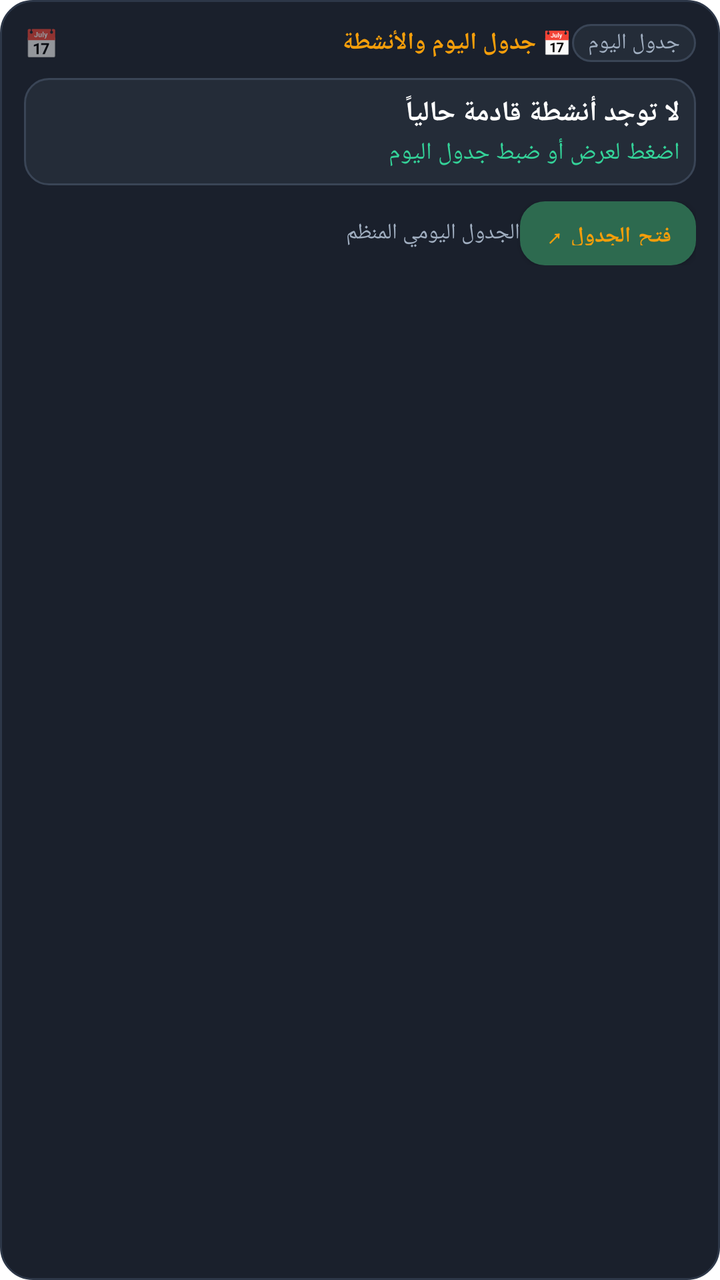
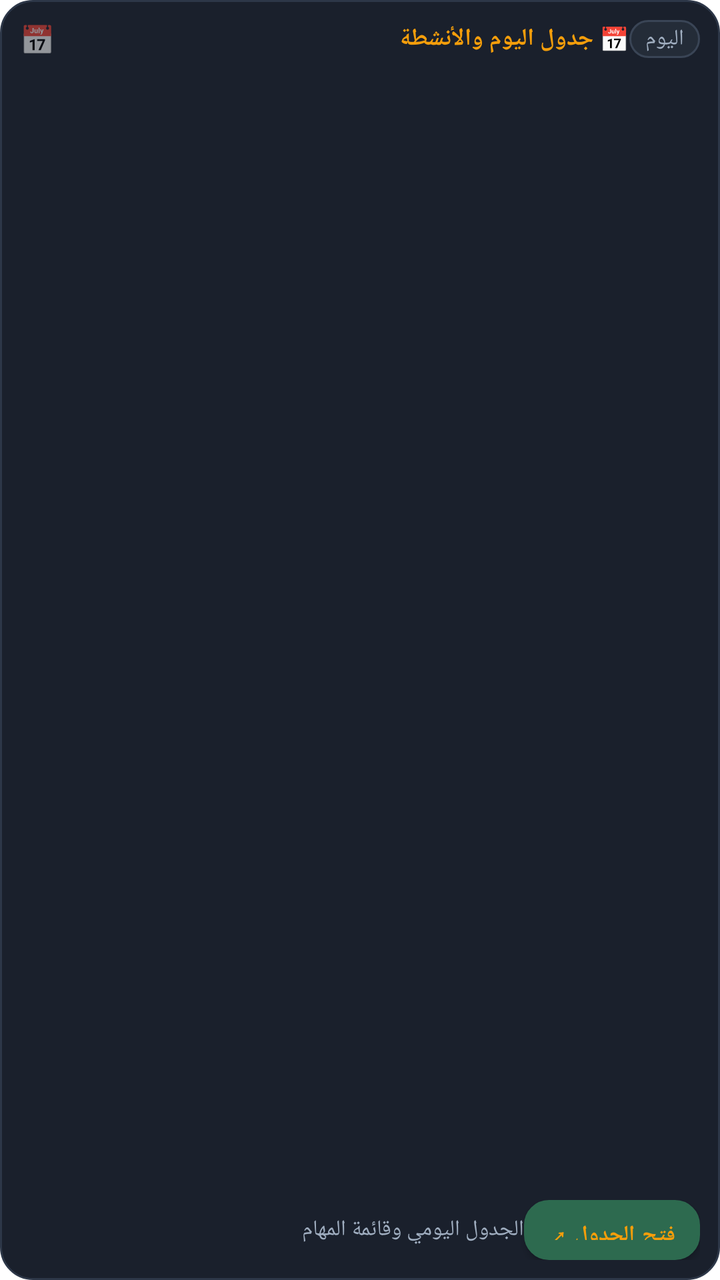

Before-and-after screenshots of an Android layout around one commit, followed by the original layout XML and the change that was made.
<!-- AndroidManifest.xml: application theme Theme.Zatoona -->
<!-- res/layout/widget_schedule.xml -->
<?xml version="1.0" encoding="utf-8"?>
<LinearLayout xmlns:android="http://schemas.android.com/apk/res/android"
    android:id="@+id/widget_schedule_root"
    android:layout_width="match_parent"
    android:layout_height="wrap_content"
    android:orientation="vertical"
    android:background="@drawable/bg_widget_card"
    android:padding="12dp">

    
    <LinearLayout
        android:layout_width="match_parent"
        android:layout_height="wrap_content"
        android:orientation="horizontal"
        android:gravity="center_vertical">

        <TextView
            android:layout_width="wrap_content"
            android:layout_height="wrap_content"
            android:text="📅"
            android:textSize="14sp" />

        <TextView
            android:id="@+id/widget_schedule_header_title"
            android:layout_width="0dp"
            android:layout_height="wrap_content"
            android:layout_weight="1"
            android:layout_marginStart="6dp"
            android:text="@string/widget_schedule_header"
            android:textColor="#F59E0B"
            android:textSize="12sp"
            android:textStyle="bold" />

        <TextView
            android:id="@+id/widget_schedule_day_badge"
            android:layout_width="wrap_content"
            android:layout_height="wrap_content"
            android:background="@drawable/bg_widget_button"
            android:paddingHorizontal="8dp"
            android:paddingVertical="2dp"
            android:text="جدول اليوم"
            android:textColor="#A0AEC0"
            android:textSize="11sp" />
    </LinearLayout>

    
    <LinearLayout
        android:layout_width="match_parent"
        android:layout_height="wrap_content"
        android:orientation="vertical"
        android:background="@drawable/bg_widget_button"
        android:padding="8dp"
        android:layout_marginTop="8dp">

        <TextView
            android:id="@+id/widget_schedule_current_title"
            android:layout_width="match_parent"
            android:layout_height="wrap_content"
            android:text="لا توجد أنشطة قادمة حالياً"
            android:textColor="#FFFFFF"
            android:textSize="14sp"
            android:textStyle="bold" />

        <TextView
            android:id="@+id/widget_schedule_current_time"
            android:layout_width="match_parent"
            android:layout_height="wrap_content"
            android:layout_marginTop="2dp"
            android:text="اضغط لعرض أو ضبط جدول اليوم"
            android:textColor="#34D399"
            android:textSize="12sp" />
    </LinearLayout>

    
    <LinearLayout
        android:layout_width="match_parent"
        android:layout_height="wrap_content"
        android:orientation="horizontal"
        android:gravity="center_vertical"
        android:layout_marginTop="8dp">

        <TextView
            android:id="@+id/widget_schedule_summary_text"
            android:layout_width="0dp"
            android:layout_height="wrap_content"
            android:layout_weight="1"
            android:text="الجدول اليومي المنظم"
            android:textColor="#A0AEC0"
            android:textSize="11sp" />

        <Button
            android:id="@+id/widget_schedule_btn_open"
            android:layout_width="wrap_content"
            android:layout_height="32dp"
            android:background="@drawable/bg_widget_button"
            android:text="@string/widget_schedule_open"
            android:textColor="#F59E0B"
            android:textSize="11sp"
            android:textStyle="bold"
            android:paddingHorizontal="10dp" />
    </LinearLayout>

</LinearLayout>
<!-- resources referenced by this layout -->
<resources>
  <!-- drawable bg_widget_button (drawable) -->
  <?xml version="1.0" encoding="utf-8"?>
  <shape xmlns:android="http://schemas.android.com/apk/res/android"
      android:shape="rectangle">
      <solid android:color="#242C38" />
      <corners android:radius="12dp" />
      <stroke
          android:width="1dp"
          android:color="#3A4556" />
  </shape>
  <!-- drawable bg_widget_card (drawable) -->
  <?xml version="1.0" encoding="utf-8"?>
  <shape xmlns:android="http://schemas.android.com/apk/res/android"
      android:shape="rectangle">
      <solid android:color="#1A202C" />
      <corners android:radius="16dp" />
      <stroke
          android:width="1dp"
          android:color="#2D3748" />
  </shape>
  <string name="widget_schedule_header">📅 جدول اليوم والأنشطة</string>
  <string name="widget_schedule_open">فتح الجدول ↗</string>
  <style name="Theme.Zatoona" parent="Theme.MaterialComponents.DayNight">
          <item name="colorPrimary">#2D6A4F</item>
          <item name="android:statusBarColor">#FAF9F6</item>
          <item name="android:windowLightStatusBar">true</item>
      </style>
</resources>

<!-- the commit's change to res/layout/widget_schedule.xml (unified diff, before → after) -->
@@ -2,17 +2,18 @@
 <LinearLayout xmlns:android="http://schemas.android.com/apk/res/android"
     android:id="@+id/widget_schedule_root"
     android:layout_width="match_parent"
-    android:layout_height="wrap_content"
+    android:layout_height="match_parent"
     android:orientation="vertical"
     android:background="@drawable/bg_widget_card"
-    android:padding="12dp">
+    android:padding="10dp">
 
     
     <LinearLayout
         android:layout_width="match_parent"
         android:layout_height="wrap_content"
         android:orientation="horizontal"
-        android:gravity="center_vertical">
+        android:gravity="center_vertical"
+        android:paddingBottom="6dp">
 
         <TextView
             android:layout_width="wrap_content"
@@ -38,38 +39,36 @@
             android:background="@drawable/bg_widget_button"
             android:paddingHorizontal="8dp"
             android:paddingVertical="2dp"
-            android:text="جدول اليوم"
+            android:text="اليوم"
             android:textColor="#A0AEC0"
             android:textSize="11sp" />
     </LinearLayout>
 
     
-    <LinearLayout
+    <FrameLayout
         android:layout_width="match_parent"
-        android:layout_height="wrap_content"
-        android:orientation="vertical"
-        android:background="@drawable/bg_widget_button"
-        android:padding="8dp"
-        android:layout_marginTop="8dp">
+        android:layout_height="0dp"
+        android:layout_weight="1"
+        android:layout_marginVertical="4dp">
+
+        <ListView
+            android:id="@+id/widget_schedule_list"
+            android:layout_width="match_parent"
+            android:layout_height="match_parent"
+            android:divider="@android:color/transparent"
+            android:dividerHeight="4dp"
+            android:scrollbars="vertical" />
 
         <TextView
-            android:id="@+id/widget_schedule_current_title"
+            android:id="@+id/widget_schedule_empty_view"
             android:layout_width="match_parent"
-            android:layout_height="wrap_content"
-            android:text="لا توجد أنشطة قادمة حالياً"
-            android:textColor="#FFFFFF"
-            android:textSize="14sp"
-            android:textStyle="bold" />
-
-        <TextView
-            android:id="@+id/widget_schedule_current_time"
-            android:layout_width="match_parent"
-            android:layout_height="wrap_content"
-            android:layout_marginTop="2dp"
-            android:text="اضغط لعرض أو ضبط جدول اليوم"
-            android:textColor="#34D399"
-            android:textSize="12sp" />
-    </LinearLayout>
+            android:layout_height="match_parent"
+            android:gravity="center"
+            android:text="@string/widget_schedule_empty"
+            android:textColor="#A0AEC0"
+            android:textSize="12sp"
+            android:visibility="gone" />
+    </FrameLayout>
 
     
     <LinearLayout
@@ -77,21 +76,21 @@
         android:layout_height="wrap_content"
         android:orientation="horizontal"
         android:gravity="center_vertical"
-        android:layout_marginTop="8dp">
+        android:paddingTop="6dp">
 
         <TextView
             android:id="@+id/widget_schedule_summary_text"
             android:layout_width="0dp"
             android:layout_height="wrap_content"
             android:layout_weight="1"
-            android:text="الجدول اليومي المنظم"
+            android:text="@string/widget_schedule_summary_default"
             android:textColor="#A0AEC0"
             android:textSize="11sp" />
 
         <Button
             android:id="@+id/widget_schedule_btn_open"
             android:layout_width="wrap_content"
-            android:layout_height="32dp"
+            android:layout_height="30dp"
             android:background="@drawable/bg_widget_button"
             android:text="@string/widget_schedule_open"
             android:textColor="#F59E0B"
<!-- resource entries referenced after the edit -->
@@ -20,8 +20,10 @@
           android:width="1dp"
           android:color="#2D3748" />
   </shape>
+  <string name="widget_schedule_empty">لا توجد مهام أو أنشطة مسجلة لليوم</string>
   <string name="widget_schedule_header">📅 جدول اليوم والأنشطة</string>
   <string name="widget_schedule_open">فتح الجدول ↗</string>
+  <string name="widget_schedule_summary_default">الجدول اليومي وقائمة المهام</string>
   <style name="Theme.Zatoona" parent="Theme.MaterialComponents.DayNight">
           <item name="colorPrimary">#2D6A4F</item>
           <item name="android:statusBarColor">#FAF9F6</item>
